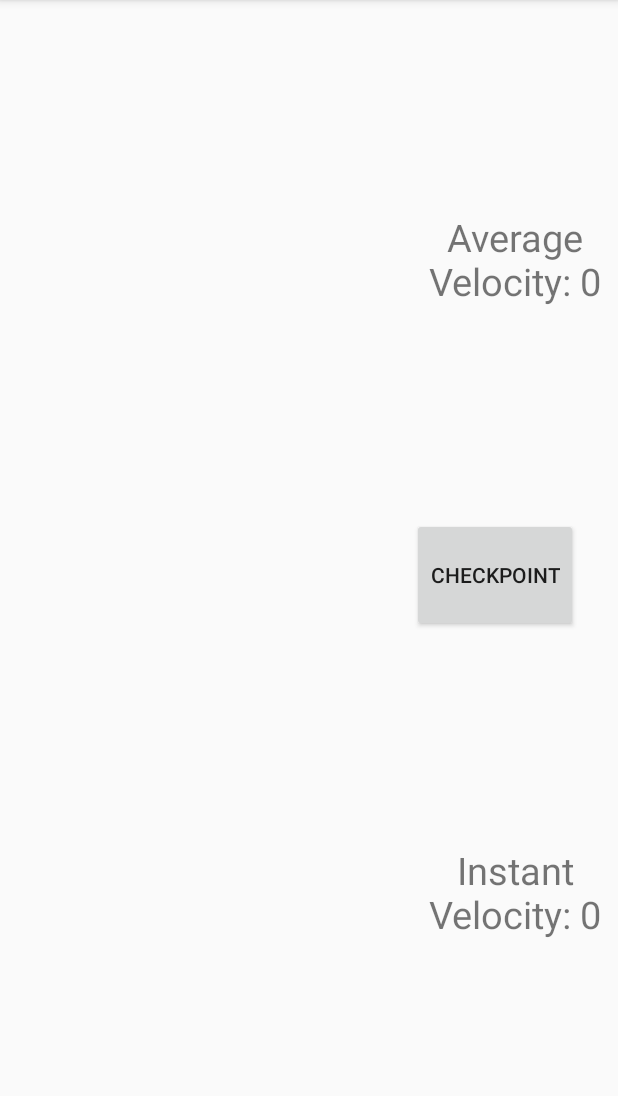
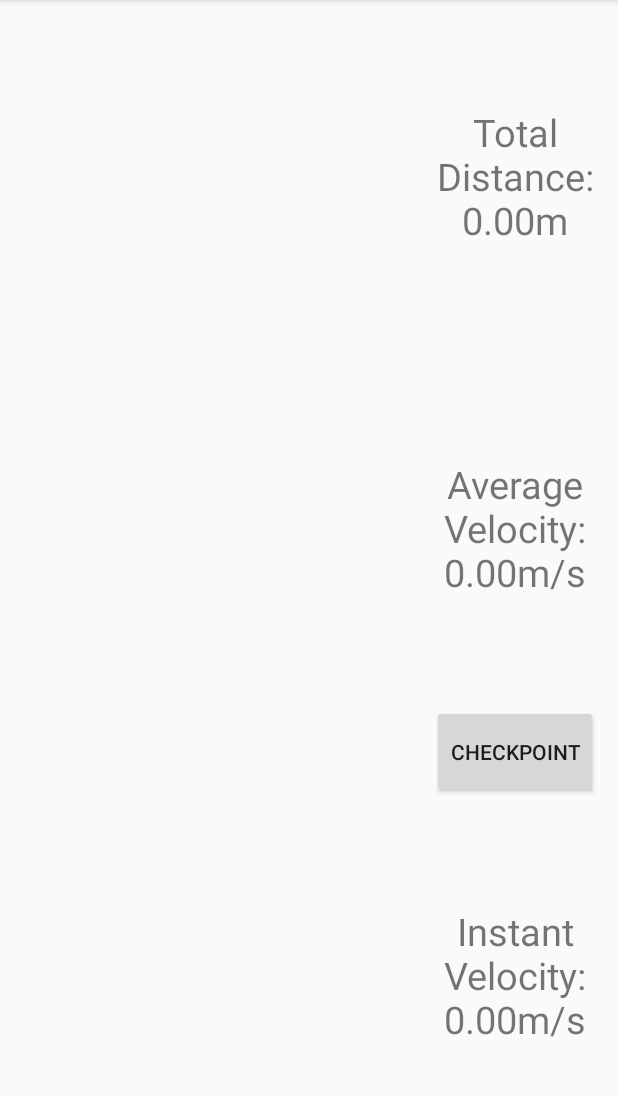
Before and after one commit to StefKal/GPSDistance, an Android app: the MainActivity2 screen opened directly, with no data from a screen before it, on a phone screen of 412 x 824 dp, the part 84-1180 px from its top. Run offline under Robolectric (Android 15) with nearby library versions, the phone set to English and light mode, and no system bars.

Commit message:
stefanos did work this time?

```diff
--- a/app/src/main/java/edu/stlawu/cs450fall18_hw3_gpsdistance/MainActivity.java
+++ b/app/src/main/java/edu/stlawu/cs450fall18_hw3_gpsdistance/MainActivity.java
@@ -39,7 +39,7 @@ public class MainActivity extends Activity implements LocationListener {
     private Double nextLat;
     private Double nextLon;
 
-    private TextView insta_velocity, avg_velocity;
+    private TextView insta_velocity, avg_velocity, totalDist_tv;
     private Double distance, totalDist;
     private double vel_pnts, avgVel;
     private float velocity;
@@ -62,6 +62,7 @@ public class MainActivity extends Activity implements LocationListener {
         SV_vertical_layout = findViewById(R.id.SV_vertical_layout);
         insta_velocity = findViewById(R.id.insta_velo);
         avg_velocity = findViewById(R.id.avg_velo);
+        totalDist_tv = findViewById(R.id.total_dist);
 
         locationManager = (LocationManager) getSystemService(Context.LOCATION_SERVICE);
 
@@ -258,6 +259,7 @@ public class MainActivity extends Activity implements LocationListener {
         distance = getDist(prevLat, prevLon, nextLat, nextLon);
         vel_pnts =  distance/time_elapsed; // m/s
         totalDist+= distance;
+        totalDist_tv.setText(totalDist.toString());
         velocity = location.getSpeed();
 
         avgVel = totalDist/(end_time - first_start_time);
@@ -302,6 +304,6 @@ public class MainActivity extends Activity implements LocationListener {
 
         double a = Math.pow(Math.sin(dLat / 2),2) + Math.pow(Math.sin(dLon / 2),2) * Math.cos(prevLat) * Math.cos(nextLat);
         double c = 2 * Math.asin(Math.sqrt(a));
-        return 6372.8 * c;
+        return 6372800 * c;
     }
 }
--- a/app/src/main/res/layout/activity_main.xml
+++ b/app/src/main/res/layout/activity_main.xml
@@ -34,12 +34,20 @@
         android:orientation="vertical">
 
         <TextView
+            android:id="@+id/total_dist"
+            android:layout_width="wrap_content"
+            android:layout_height="wrap_content"
+            android:layout_weight="1"
+            android:gravity="center"
+            android:text="Total Distance: 0.00m"
+            android:textSize="25sp" />
+        <TextView
             android:id="@+id/avg_velo"
             android:layout_width="wrap_content"
             android:layout_height="wrap_content"
             android:layout_weight="1"
             android:gravity="center"
-            android:text="Average Velocity: 0"
+            android:text="Average Velocity: 0.00m/s"
             android:textSize="25sp" />
 
         <Button
@@ -50,6 +58,7 @@
             android:layout_alignParentStart="true"
             android:layout_weight="0.1"
             android:text="@string/checkpoint"
+            android:layout_gravity="center"
             android:textAlignment="center" />
 
         <TextView
@@ -58,7 +67,7 @@
             android:layout_height="wrap_content"
             android:layout_weight="1"
             android:gravity="center"
-            android:text="Instant Velocity: 0"
+            android:text="Instant Velocity: 0.00m/s"
             android:textSize="25sp" />
 
     </LinearLayout>
```
